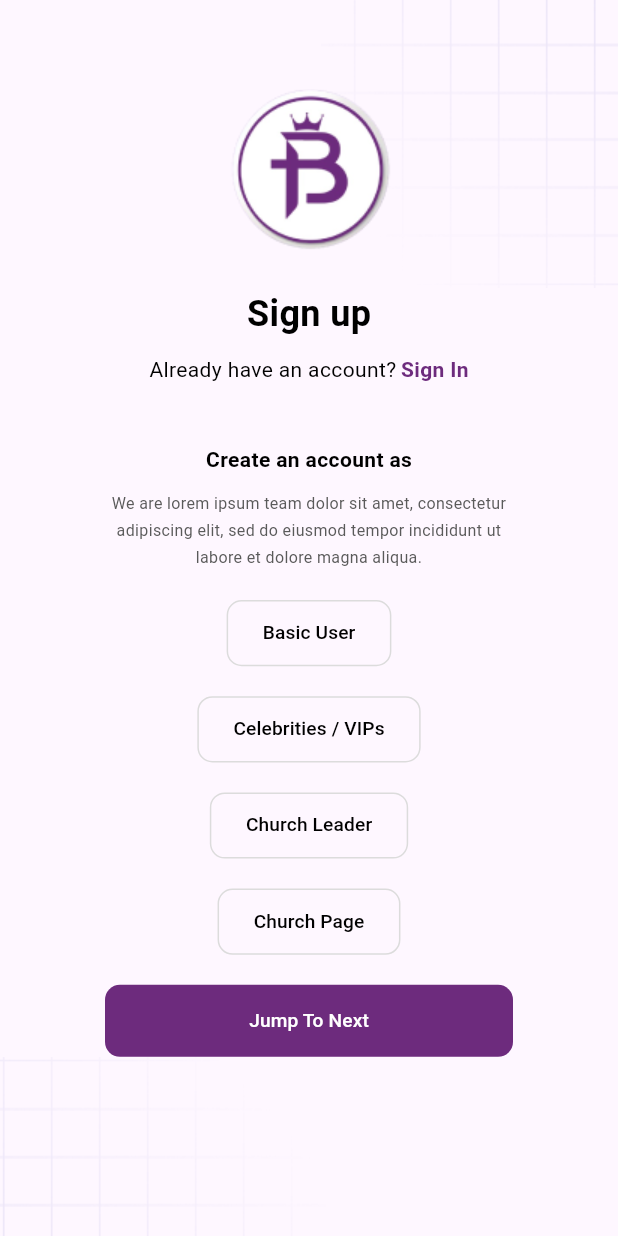
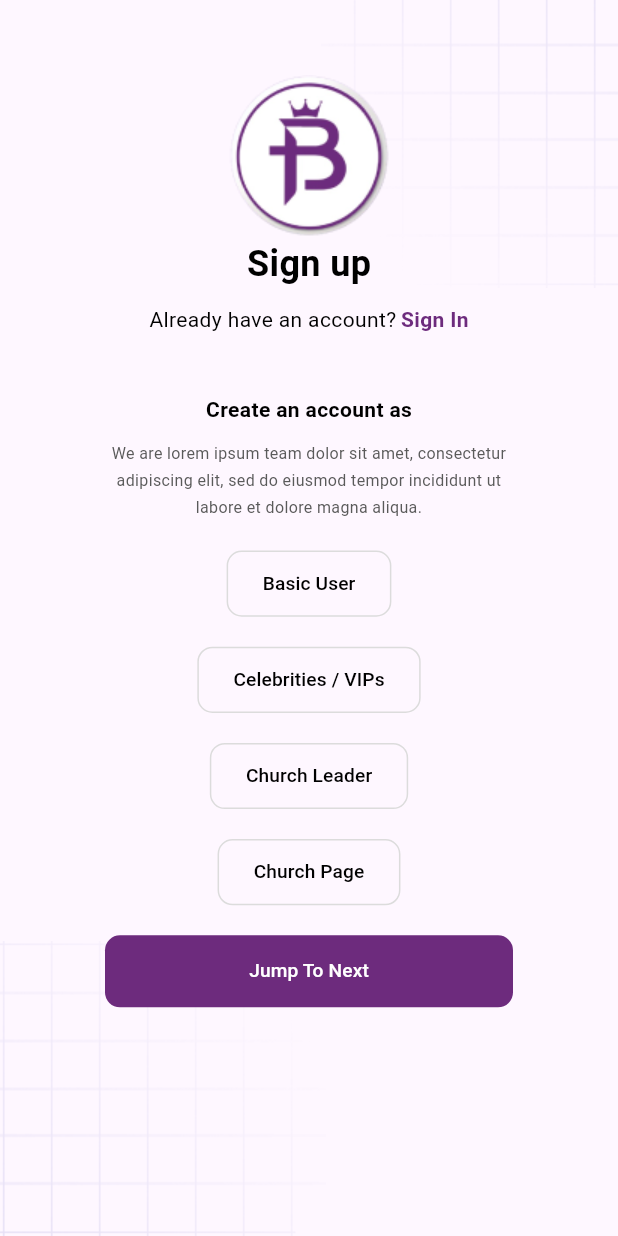
Before and after one commit to syscomatic-tech/Basileia_flutter, a Flutter app: the screen it shows after launch, on a phone screen of 412 x 824 dp. Run offline on Flutter 3.47's test engine with Material 3 defaults, Android fonts, the light colour scheme and no system bars; our stand-ins replace dotted_border, flutter_slidable, get, grouped_list, pinput.

Commit message:
some updates

```diff
--- a/lib/Screen/SignUpScreen.dart
+++ b/lib/Screen/SignUpScreen.dart
@@ -14,23 +14,26 @@ class _SignUpScreenState extends State<SignUpScreen> {
   @override
   Widget build(BuildContext context) {
     return Scaffold(
-        body: SingleChildScrollView(
-      child:
-          Column(
+        body: Stack(
+          children: [
+            Align(alignment: Alignment.bottomLeft, child: Image.asset(union)),
+            Align(alignment: Alignment.topRight, child: Image.asset(union_1)),
+            Positioned(
+              top: 0,bottom: 0,right: 0,left: 0,
+              child: SingleChildScrollView(
+                child: Column(
                   mainAxisAlignment: MainAxisAlignment.center,
                   children: [
-              Stack(
-                children: [
-                  Align(
-                      alignment: Alignment.bottomRight,
-                      child: Image.asset(union_1)),
-                  Positioned(top: 59, left: 152, child: Image.asset(appLogo)),
-                ],
+                    Padding(
+                      padding: const EdgeInsets.only(top: 50),
+                      child: Image.asset(appLogo),
                     ),
                     const Text(
                       'Sign up',
                       style: TextStyle(
-                    fontSize: 24, color: Colors.black, fontWeight: FontWeight.w600),
+                          fontSize: 24,
+                          color: Colors.black,
+                          fontWeight: FontWeight.w600),
                     ),
                     const SizedBox(
                       height: 10,
@@ -64,7 +67,8 @@ class _SignUpScreenState extends State<SignUpScreen> {
                     ),
                     const Text(
                       'Create an account as',
-                style: TextStyle(color: Colors.black, fontWeight: FontWeight.w600),
+                      style:
+                          TextStyle(color: Colors.black, fontWeight: FontWeight.w600),
                     ),
                     const Padding(
                       padding: EdgeInsets.only(right: 70, left: 70, top: 10),
@@ -101,10 +105,12 @@ class _SignUpScreenState extends State<SignUpScreen> {
                     const SizedBox(
                       height: 20,
                     ),
-              Primary_Button(onTap: () {},text: 'Jump To Next',Width: 272),
-              Align(alignment: Alignment.bottomLeft,child: Image.asset(union)),
+                    Primary_Button(onTap: () {}, text: 'Jump To Next', Width: 272),
                   ],
                 ),
+              ),
+            ),
+          ],
         ));
   }
 }
--- a/lib/Screen/chatScreen.dart
+++ b/lib/Screen/chatScreen.dart
@@ -156,7 +156,7 @@ class ChatScreen extends StatelessWidget {
           )),
           chatScreenTextField(micOnTap: () {
             Get.bottomSheet(
-              chatBottomSheet()
+              chatBottomSheet(context: context)
             );
           }, sentOnTap: () {
             Get.to(() => GroupChatScreen());
--- a/lib/Screen/forumsScreen.dart
+++ b/lib/Screen/forumsScreen.dart
@@ -4,7 +4,11 @@ import 'package:flutter/material.dart';
 class ForumsScreen extends StatelessWidget {  @override
   Widget build(BuildContext context) {
     return Scaffold(
-      body: Column(),
+      body: Column(
+        children: [
+          Text('Forums',style: TextStyle(fontSize: 14,fontWeight: FontWeight.w600),)
+        ],
+      ),
     );
   }
 }
```
Also changed, not shown: lib/Screen/GroupCallScreen.dart (+33 -9 lines), lib/Style/style.dart (+50 -44 lines), 1 other file. Lines whose indentation alone changed are shown as unchanged.
